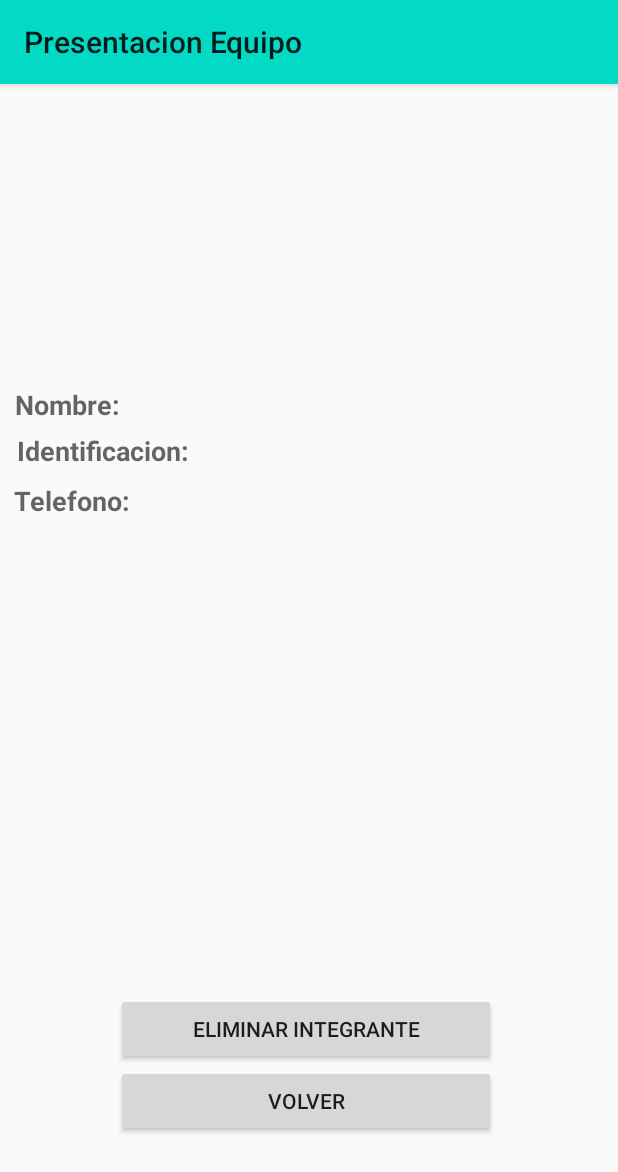
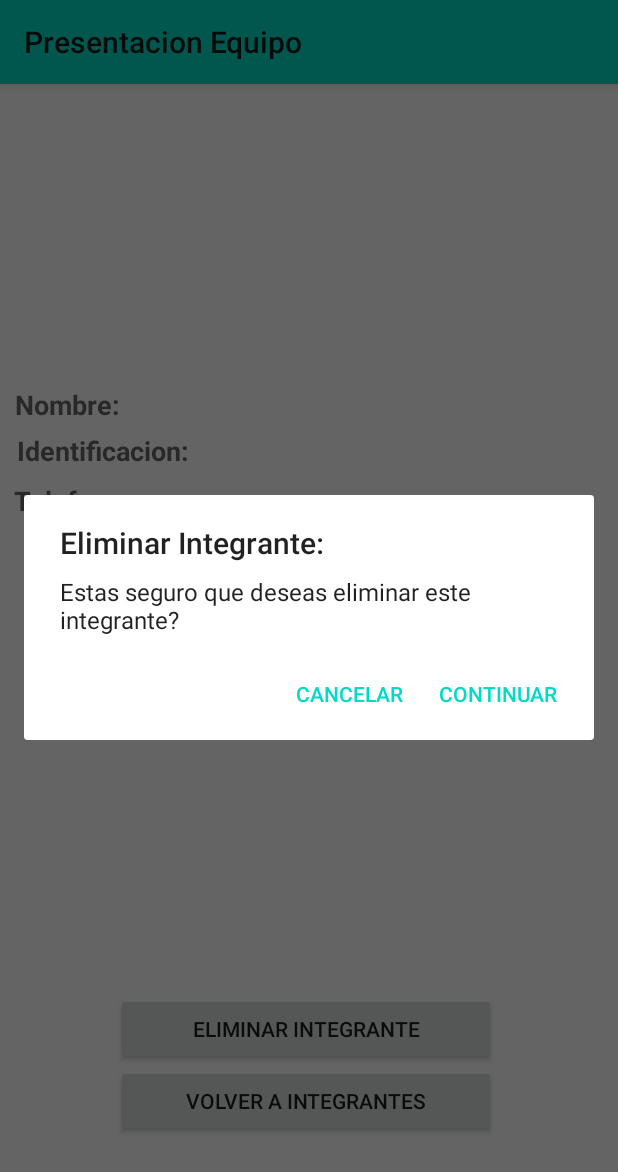
Before and after one commit to yesidvalencia90/presentacionEquipo, an Android app: the EditIntegrantActivity screen opened directly, with no data from a screen before it, after a tap on "ELIMINAR INTEGRANTE", on a phone screen of 412 x 824 dp. Shown: the top 1172 px of the screen. Run offline under Robolectric (Android 15) with nearby library versions, the phone set to English and light mode, and no system bars.

Commit message:
Delete integrant functionality

```diff
--- a/app/src/main/java/com/example/presentacionequipo/AgeActivity.java
+++ b/app/src/main/java/com/example/presentacionequipo/AgeActivity.java
@@ -4,6 +4,7 @@ import androidx.annotation.RequiresApi;
 import androidx.appcompat.app.AppCompatActivity;
 
 import android.app.DatePickerDialog;
+import android.content.Intent;
 import android.os.Build;
 import android.os.Bundle;
 import android.view.View;
@@ -76,4 +77,9 @@ public class AgeActivity extends AppCompatActivity implements DatePickerDialog.O
         String currentAge = ageInt.toString();
         return currentAge;
     }
+
+    public void backToMain(View view) {
+        Intent backToMain = new Intent(this, MainActivity.class);
+        startActivity(backToMain);
+    }
 }
--- a/app/src/main/java/com/example/presentacionequipo/EditIntegrantActivity.java
+++ b/app/src/main/java/com/example/presentacionequipo/EditIntegrantActivity.java
@@ -1,5 +1,6 @@
 package com.example.presentacionequipo;
 
+import android.content.DialogInterface;
 import android.content.Intent;
 import android.database.Cursor;
 import android.os.Bundle;
@@ -10,6 +11,7 @@ import android.widget.TextView;
 import android.widget.Toast;
 
 import androidx.annotation.Nullable;
+import androidx.appcompat.app.AlertDialog;
 import androidx.appcompat.app.AppCompatActivity;
 
 public class EditIntegrantActivity extends AppCompatActivity {
@@ -65,6 +67,29 @@ public class EditIntegrantActivity extends AppCompatActivity {
     }
 
     public void deleteIntegrant(View view) {
+        AlertDialog.Builder builder = new AlertDialog.Builder(this);
+        builder.setMessage(R.string.confirmDialogMessage)
+                .setTitle(R.string.confirmDialogTitle)
+                .setPositiveButton(R.string.confirmDelete, new DialogInterface.OnClickListener() {
+                    public void onClick(DialogInterface dialog, int id) {
+                        Log.d(TAG, "ID: " + selectedID);
+                        boolean deleted = mDatabaseHelper.deleteIntegrant(selectedID);
+                        if (deleted == true){
+                            toastMessage("El integrante fue eliminado correctamente.");
+                        }else{
+                            toastMessage("Hubo un error eliminando el integrante.");
+                        }
+                        Intent getBackToIntegrants = new Intent(EditIntegrantActivity.this, IntegrantsActivity.class);
+                        startActivity(getBackToIntegrants);
+                    }
+                })
+                .setNegativeButton(R.string.cancelDelete, new DialogInterface.OnClickListener() {
+                    public void onClick(DialogInterface dialog, int id) {
+                        // CANCEL
+                    }
+                });
+        // Create the AlertDialog object and return it
+        builder.create().show();
     }
 
     private void toastMessage(String message){
--- a/app/src/main/java/com/example/presentacionequipo/IntegrantsActivity.java
+++ b/app/src/main/java/com/example/presentacionequipo/IntegrantsActivity.java
@@ -65,4 +65,9 @@ public class IntegrantsActivity extends AppCompatActivity {
     private void toastMessage(String message) {
         Toast.makeText(this, message, Toast.LENGTH_SHORT).show();
     }
+
+    public void backToMain(View view) {
+        Intent backToMain = new Intent(this, MainActivity.class);
+        startActivity(backToMain);
+    }
 }
--- a/app/src/main/res/layout/edit_integrant_layout.xml
+++ b/app/src/main/res/layout/edit_integrant_layout.xml
@@ -29,7 +29,7 @@
             android:layout_width="match_parent"
             android:layout_height="wrap_content"
             android:onClick="backToIntegrats"
-            android:text="@string/bactToIntegrant" />
+            android:text= "@string/bactToIntegrant" />
 
     </LinearLayout>
 
@@ -43,7 +43,7 @@
         android:layout_marginRight="332dp"
         android:layout_marginBottom="542dp"
         android:textStyle="bold"
-        android:text="Nombre:"
+        android:text="@string/currentName"
         android:textAppearance="@style/TextAppearance.AppCompat.Medium" />
 
     <TextView
@@ -56,7 +56,7 @@
         android:layout_marginEnd="8dp"
         android:layout_marginRight="8dp"
         android:layout_marginBottom="542dp"
-        android:text="selectedName"
+        android:text="@string/currentName"
         android:textAppearance="@style/TextAppearance.AppCompat.Medium"
         android:visibility="invisible" />
 
@@ -70,7 +70,7 @@
         android:layout_marginEnd="286dp"
         android:layout_marginRight="286dp"
         android:layout_marginBottom="511dp"
-        android:text="Identificacion:"
+        android:text="@string/currentID"
         android:textAppearance="@style/TextAppearance.AppCompat.Medium"
         android:textStyle="bold" />
 
@@ -84,7 +84,7 @@
         android:layout_marginEnd="8dp"
         android:layout_marginRight="8dp"
         android:layout_marginBottom="511dp"
-        android:text="selectedIden"
+        android:text="@string/currentID"
         android:textAppearance="@style/TextAppearance.AppCompat.Medium"
         android:visibility="invisible" />
 
@@ -98,7 +98,7 @@
         android:layout_marginEnd="325dp"
         android:layout_marginRight="325dp"
         android:layout_marginBottom="478dp"
-        android:text="Telefono:"
+        android:text="@string/currentPhone"
         android:textAppearance="@style/TextAppearance.AppCompat.Medium"
         android:textStyle="bold" />
 
@@ -112,7 +112,7 @@
         android:layout_marginEnd="6dp"
         android:layout_marginRight="6dp"
         android:layout_marginBottom="479dp"
-        android:text="phoneSelected"
+        android:text="@string/currentPhone"
         android:textAppearance="@style/TextAppearance.AppCompat.Medium"
         android:visibility="invisible" />
 
--- a/app/src/main/res/values/strings.xml
+++ b/app/src/main/res/values/strings.xml
@@ -3,7 +3,7 @@
     <string name="title">Presentacion</string>
     <string name="integrants">Integrantes</string>
     <string name="form">Formulario</string>
-    <string name="age">Edad</string>
+    <string name="age">Calcular Edad</string>
     <string name="formName">Nombre</string>
     <string name="formLastName">Apellido</string>
     <string name="formPhoneNumber">Numero Telefonico</string>
@@ -12,5 +12,15 @@
     <string name="sendForm">Guardar</string>
     <string name="formCc">Identificacion</string>
     <string name="deleteIntegrant">Eliminar Integrante</string>
-    <string name="bactToIntegrant">Volver</string>
+    <string name="bactToIntegrant">Volver a Integrantes</string>
+    <string name="backToMain">Volver al Menu Principal</string>
+    <string name="selectDateOfBirth">Selecciona tu Fecha de Nacimiento</string>
+    <string name="dateOfBirth">Fecha de Nacimiento</string>
+    <string name="currentName">Nombre:</string>
+    <string name="currentID">Identificacion:</string>
+    <string name="currentPhone">Telefono:</string>
+    <string name="confirmDialogMessage">Estas seguro que deseas eliminar este integrante?</string>
+    <string name="confirmDialogTitle">Eliminar Integrante:</string>
+    <string name="confirmDelete">Continuar</string>
+    <string name="cancelDelete">Cancelar</string>
 </resources>
```
Also changed, not shown: app/src/main/java/com/example/presentacionequipo/DatabaseHelper.java (+13 -0 lines), app/src/main/res/layout/activity_age.xml (+18 -3 lines), app/src/main/res/layout/integrants_list.xml (+9 -2 lines).
